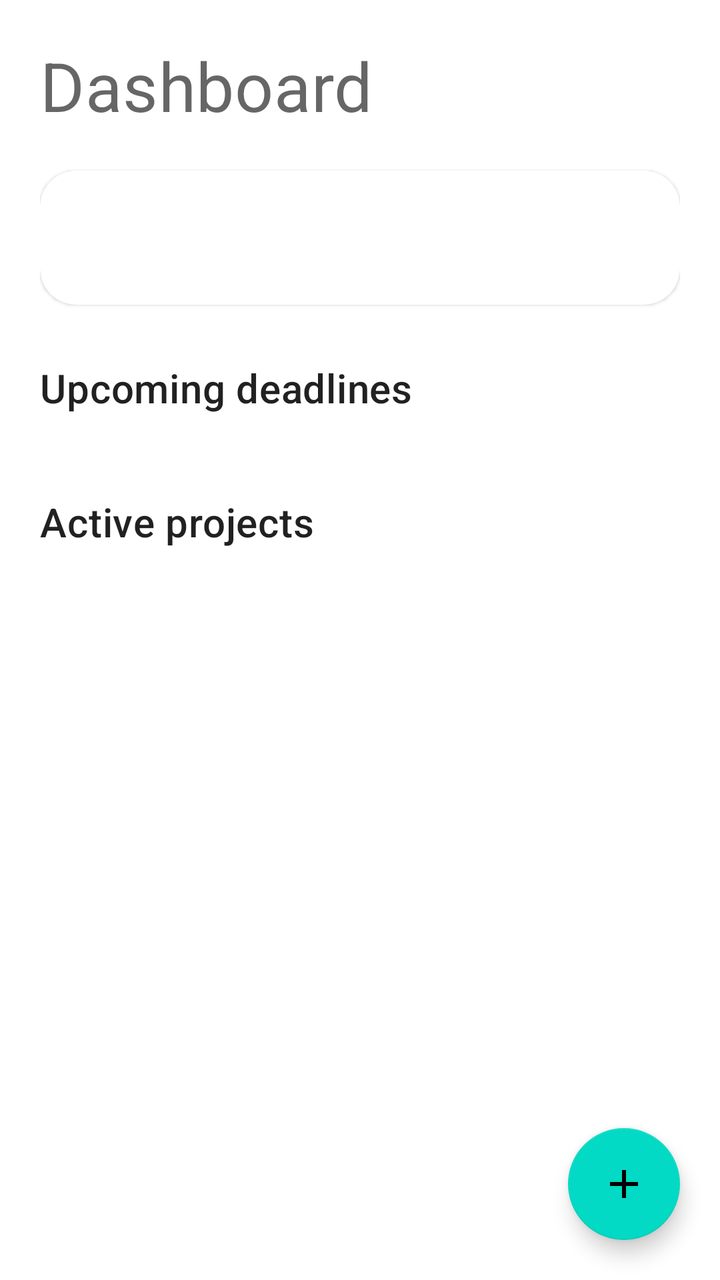
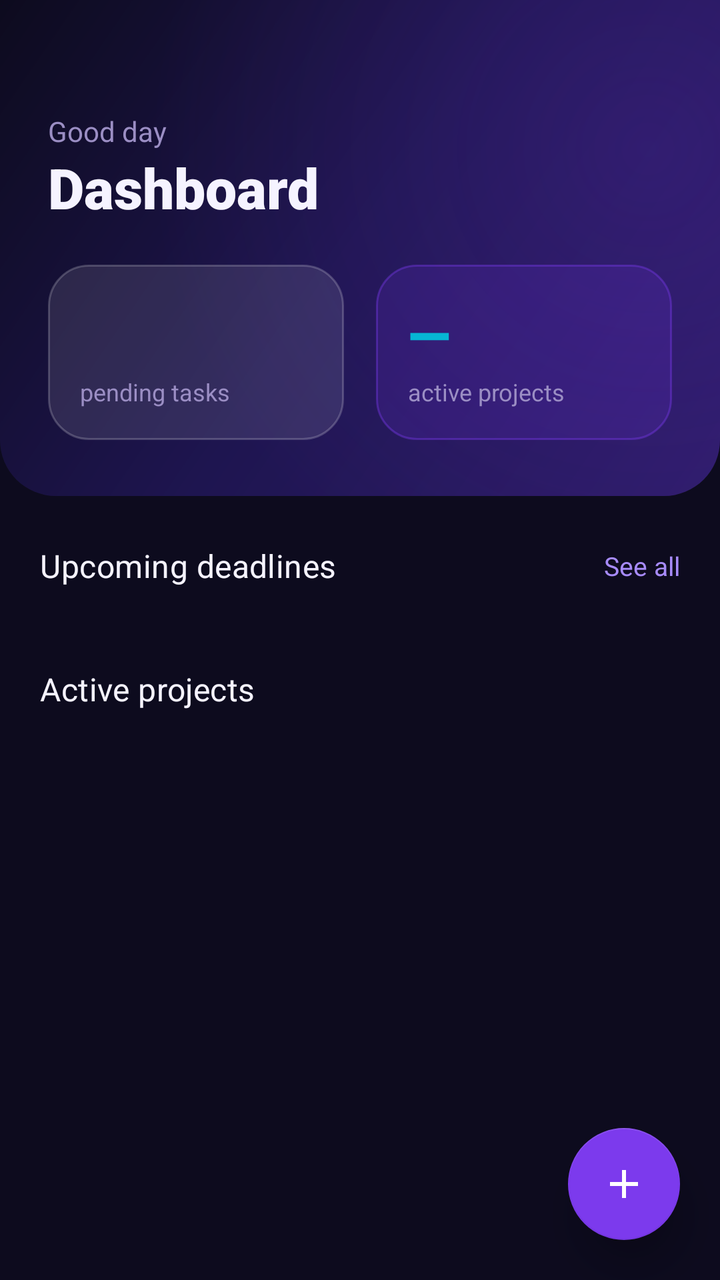

Two renders of the same Android screen: before a commit and after it. Below are the layout's source before the change and the commit's diff.
<!-- AndroidManifest.xml: application theme Theme.HWiXeL -->
<!-- res/layout/fragment_dashboard.xml -->
<?xml version="1.0" encoding="utf-8"?>
<androidx.coordinatorlayout.widget.CoordinatorLayout
    xmlns:android="http://schemas.android.com/apk/res/android"
    xmlns:app="http://schemas.android.com/apk/res-auto"
    android:layout_width="match_parent"
    android:layout_height="match_parent">

    <ScrollView
        android:layout_width="match_parent"
        android:layout_height="match_parent"
        android:fillViewport="true">

        <LinearLayout
            android:layout_width="match_parent"
            android:layout_height="wrap_content"
            android:orientation="vertical"
            android:padding="20dp">

            <TextView
                android:layout_width="match_parent"
                android:layout_height="wrap_content"
                android:text="@string/dashboard_title"
                android:textAppearance="@style/TextAppearance.MaterialComponents.Headline4" />

            <com.google.android.material.card.MaterialCardView
                android:layout_width="match_parent"
                android:layout_height="wrap_content"
                android:layout_marginTop="20dp"
                app:cardCornerRadius="18dp">

                <TextView
                    android:id="@+id/pendingTasksTextView"
                    android:layout_width="match_parent"
                    android:layout_height="wrap_content"
                    android:padding="20dp"
                    android:textAppearance="@style/TextAppearance.MaterialComponents.Headline6" />
            </com.google.android.material.card.MaterialCardView>

            <TextView
                android:layout_width="match_parent"
                android:layout_height="wrap_content"
                android:layout_marginTop="28dp"
                android:text="@string/dashboard_deadlines_title"
                android:textAppearance="@style/TextAppearance.MaterialComponents.Headline6" />

            <androidx.recyclerview.widget.RecyclerView
                android:id="@+id/deadlinesRecyclerView"
                android:layout_width="match_parent"
                android:layout_height="wrap_content"
                android:layout_marginTop="12dp"
                android:nestedScrollingEnabled="false"
                app:layoutManager="androidx.recyclerview.widget.LinearLayoutManager" />

            <TextView
                android:id="@+id/emptyDeadlinesTextView"
                android:layout_width="match_parent"
                android:layout_height="wrap_content"
                android:layout_marginTop="12dp"
                android:text="@string/dashboard_empty_deadlines"
                android:visibility="gone" />

            <TextView
                android:layout_width="match_parent"
                android:layout_height="wrap_content"
                android:layout_marginTop="28dp"
                android:text="@string/dashboard_projects_title"
                android:textAppearance="@style/TextAppearance.MaterialComponents.Headline6" />

            <androidx.recyclerview.widget.RecyclerView
                android:id="@+id/projectsRecyclerView"
                android:layout_width="match_parent"
                android:layout_height="wrap_content"
                android:layout_marginTop="12dp"
                android:nestedScrollingEnabled="false"
                app:layoutManager="androidx.recyclerview.widget.LinearLayoutManager" />

            <TextView
                android:id="@+id/emptyProjectsTextView"
                android:layout_width="match_parent"
                android:layout_height="wrap_content"
                android:layout_marginTop="12dp"
                android:text="@string/dashboard_empty_projects"
                android:visibility="gone" />

            <Space
                android:layout_width="match_parent"
                android:layout_height="88dp" />
        </LinearLayout>
    </ScrollView>

    <com.google.android.material.floatingactionbutton.FloatingActionButton
        android:id="@+id/addProjectFab"
        android:layout_width="wrap_content"
        android:layout_height="wrap_content"
        android:layout_gravity="bottom|end"
        android:layout_margin="20dp"
        android:contentDescription="@string/hub_add_project"
        app:srcCompat="@drawable/ic_add" />

</androidx.coordinatorlayout.widget.CoordinatorLayout>
<!-- resources referenced by this layout -->
<resources>
  <style name="Theme.HWiXeL" parent="Theme.MaterialComponents.DayNight.DarkActionBar">
          
          <item name="colorPrimary">@color/purple_500</item>
          <item name="colorPrimaryVariant">@color/purple_700</item>
          <item name="colorOnPrimary">@color/white</item>
          
          <item name="colorSecondary">@color/teal_200</item>
          <item name="colorSecondaryVariant">@color/teal_700</item>
          <item name="colorOnSecondary">@color/black</item>
          
          <item name="android:statusBarColor">?attr/colorPrimaryVariant</item>
          
      </style>
  <color name="purple_500">#FF6200EE</color>
  <color name="purple_700">#FF3700B3</color>
  <color name="teal_200">#FF03DAC5</color>
  <color name="teal_700">#FF018786</color>
  <color name="black">#FF000000</color>
  <!-- unchanged entries left out for length: 8 -->
</resources>

<!-- the commit's change to res/layout/fragment_dashboard.xml (unified diff, before → after) -->
@@ -8,83 +8,191 @@
     <ScrollView
         android:layout_width="match_parent"
         android:layout_height="match_parent"
-        android:fillViewport="true">
+        android:fillViewport="true"
+        android:overScrollMode="never">
 
         <LinearLayout
             android:layout_width="match_parent"
             android:layout_height="wrap_content"
-            android:orientation="vertical"
-            android:padding="20dp">
-
-            <TextView
+            android:orientation="vertical">
+
+            
+            <LinearLayout
                 android:layout_width="match_parent"
                 android:layout_height="wrap_content"
-                android:text="@string/dashboard_title"
-                android:textAppearance="@style/TextAppearance.MaterialComponents.Headline4" />
-
-            <com.google.android.material.card.MaterialCardView
+                android:background="@drawable/bg_header_gradient"
+                android:orientation="vertical"
+                android:paddingStart="24dp"
+                android:paddingEnd="24dp"
+                android:paddingTop="56dp"
+                android:paddingBottom="28dp">
+
+                <TextView
+                    android:layout_width="match_parent"
+                    android:layout_height="wrap_content"
+                    android:text="@string/dashboard_greeting"
+                    android:textColor="@color/text_secondary"
+                    android:textSize="14sp" />
+
+                <TextView
+                    android:layout_width="match_parent"
+                    android:layout_height="wrap_content"
+                    android:text="@string/dashboard_title"
+                    android:textColor="@color/text_primary"
+                    android:textSize="28sp"
+                    android:fontFamily="sans-serif-black" />
+
+                
+                <LinearLayout
+                    android:layout_width="match_parent"
+                    android:layout_height="wrap_content"
+                    android:layout_marginTop="20dp"
+                    android:orientation="horizontal">
+
+                    
+                    <LinearLayout
+                        android:layout_width="0dp"
+                        android:layout_height="wrap_content"
+                        android:layout_weight="1"
+                        android:layout_marginEnd="8dp"
+                        android:background="@drawable/bg_glass_card"
+                        android:orientation="vertical"
+                        android:padding="16dp">
+
+                        <TextView
+                            android:id="@+id/pendingTasksTextView"
+                            android:layout_width="wrap_content"
+                            android:layout_height="wrap_content"
+                            android:textColor="@color/brand_violet_light"
+                            android:textSize="28sp"
+                            android:fontFamily="sans-serif-black" />
+
+                        <TextView
+                            android:layout_width="wrap_content"
+                            android:layout_height="wrap_content"
+                            android:layout_marginTop="2dp"
+                            android:text="@string/dashboard_pending_label"
+                            android:textColor="@color/text_secondary"
+                            android:textSize="12sp" />
+                    </LinearLayout>
+
+                    
+                    <LinearLayout
+                        android:layout_width="0dp"
+                        android:layout_height="wrap_content"
+                        android:layout_weight="1"
+                        android:layout_marginStart="8dp"
+                        android:background="@drawable/bg_glass_card_primary"
+                        android:orientation="vertical"
+                        android:padding="16dp">
+
+                        <TextView
+                            android:id="@+id/activeProjectsStatTextView"
+                            android:layout_width="wrap_content"
+                            android:layout_height="wrap_content"
+                            android:text="—"
+                            android:textColor="@color/brand_cyan"
+                            android:textSize="28sp"
+                            android:fontFamily="sans-serif-black" />
+
+                        <TextView
+                            android:layout_width="wrap_content"
+                            android:layout_height="wrap_content"
+                            android:layout_marginTop="2dp"
+                            android:text="@string/dashboard_active_label"
+                            android:textColor="@color/text_secondary"
+                            android:textSize="12sp" />
+                    </LinearLayout>
+                </LinearLayout>
+            </LinearLayout>
+
+            
+            <LinearLayout
                 android:layout_width="match_parent"
                 android:layout_height="wrap_content"
-                android:layout_marginTop="20dp"
-                app:cardCornerRadius="18dp">
-
-                <TextView
-                    android:id="@+id/pendingTasksTextView"
-                    android:layout_width="match_parent"
-                    android:layout_height="wrap_content"
-                    android:padding="20dp"
-                    android:textAppearance="@style/TextAppearance.MaterialComponents.Headline6" />
-            </com.google.android.material.card.MaterialCardView>
-
-            <TextView
-                android:layout_width="match_parent"
-                android:layout_height="wrap_content"
-                android:layout_marginTop="28dp"
-                android:text="@string/dashboard_deadlines_title"
-                android:textAppearance="@style/TextAppearance.MaterialComponents.Headline6" />
-
-            <androidx.recyclerview.widget.RecyclerView
-                android:id="@+id/deadlinesRecyclerView"
-                android:layout_width="match_parent"
-                android:layout_height="wrap_content"
-                android:layout_marginTop="12dp"
-                android:nestedScrollingEnabled="false"
-                app:layoutManager="androidx.recyclerview.widget.LinearLayoutManager" />
-
-            <TextView
-                android:id="@+id/emptyDeadlinesTextView"
-                android:layout_width="match_parent"
-                android:layout_height="wrap_content"
-                android:layout_marginTop="12dp"
-                android:text="@string/dashboard_empty_deadlines"
-                android:visibility="gone" />
-
-            <TextView
-                android:layout_width="match_parent"
-                android:layout_height="wrap_content"
-                android:layout_marginTop="28dp"
-                android:text="@string/dashboard_projects_title"
-                android:textAppearance="@style/TextAppearance.MaterialComponents.Headline6" />
-
-            <androidx.recyclerview.widget.RecyclerView
-                android:id="@+id/projectsRecyclerView"
-                android:layout_width="match_parent"
-                android:layout_height="wrap_content"
-                android:layout_marginTop="12dp"
-                android:nestedScrollingEnabled="false"
-                app:layoutManager="androidx.recyclerview.widget.LinearLayoutManager" />
-
-            <TextView
-                android:id="@+id/emptyProjectsTextView"
-                android:layout_width="match_parent"
-                android:layout_height="wrap_content"
-                android:layout_marginTop="12dp"
-                android:text="@string/dashboard_empty_projects"
-                android:visibility="gone" />
-
-            <Space
-                android:layout_width="match_parent"
-                android:layout_height="88dp" />
+                android:orientation="vertical"
+                android:paddingHorizontal="20dp"
+                android:paddingTop="24dp">
+
+                
+                <LinearLayout
+                    android:layout_width="match_parent"
+                    android:layout_height="wrap_content"
+                    android:gravity="center_vertical"
+                    android:orientation="horizontal">
+
+                    <TextView
+                        android:layout_width="0dp"
+                        android:layout_height="wrap_content"
+                        android:layout_weight="1"
+                        android:text="@string/dashboard_deadlines_title"
+                        style="@style/TextAppearance.HWiXeL.SectionHeader" />
+
+                    <TextView
+                        android:layout_width="wrap_content"
+                        android:layout_height="wrap_content"
+                        android:text="@string/dashboard_see_all"
+                        android:textColor="@color/brand_violet_light"
+                        android:textSize="13sp" />
+                </LinearLayout>
+
+                <androidx.recyclerview.widget.RecyclerView
+                    android:id="@+id/deadlinesRecyclerView"
+                    android:layout_width="match_parent"
+                    android:layout_height="wrap_content"
+                    android:layout_marginTop="12dp"
+                    android:nestedScrollingEnabled="false"
+                    android:orientation="horizontal"
+                    app:layoutManager="androidx.recyclerview.widget.LinearLayoutManager" />
+
+                <TextView
+                    android:id="@+id/emptyDeadlinesTextView"
+                    android:layout_width="match_parent"
+                    android:layout_height="wrap_content"
+                    android:layout_marginTop="8dp"
+                    android:text="@string/dashboard_empty_deadlines"
+                    android:textColor="@color/text_hint"
+                    android:textSize="14sp"
+                    android:visibility="gone" />
+
+                
+                <LinearLayout
+                    android:layout_width="match_parent"
+                    android:layout_height="wrap_content"
+                    android:layout_marginTop="28dp"
+                    android:gravity="center_vertical"
+                    android:orientation="horizontal">
+
+                    <TextView
+                        android:layout_width="0dp"
+                        android:layout_height="wrap_content"
+                        android:layout_weight="1"
+                        android:text="@string/dashboard_projects_title"
+                        style="@style/TextAppearance.HWiXeL.SectionHeader" />
+                </LinearLayout>
+
+                <androidx.recyclerview.widget.RecyclerView
+                    android:id="@+id/projectsRecyclerView"
+                    android:layout_width="match_parent"
+                    android:layout_height="wrap_content"
+                    android:layout_marginTop="12dp"
+                    android:nestedScrollingEnabled="false"
+                    app:layoutManager="androidx.recyclerview.widget.LinearLayoutManager" />
+
+                <TextView
+                    android:id="@+id/emptyProjectsTextView"
+                    android:layout_width="match_parent"
+                    android:layout_height="wrap_content"
+                    android:layout_marginTop="8dp"
+                    android:text="@string/dashboard_empty_projects"
+                    android:textColor="@color/text_hint"
+                    android:textSize="14sp"
+                    android:visibility="gone" />
+
+                <Space
+                    android:layout_width="match_parent"
+                    android:layout_height="96dp" />
+            </LinearLayout>
         </LinearLayout>
     </ScrollView>
 
@@ -95,6 +203,8 @@
         android:layout_gravity="bottom|end"
         android:layout_margin="20dp"
         android:contentDescription="@string/hub_add_project"
+        app:backgroundTint="@color/brand_violet"
+        app:tint="@color/white"
         app:srcCompat="@drawable/ic_add" />
 
 </androidx.coordinatorlayout.widget.CoordinatorLayout>
<!-- resource entries referenced after the edit -->
@@ -1,23 +1,162 @@
 <!-- resources referenced by this layout -->
 <resources>
-  <style name="Theme.HWiXeL" parent="Theme.MaterialComponents.DayNight.DarkActionBar">
+  <color name="brand_cyan">#06B6D4</color>
+  <color name="brand_violet">#7C3AED</color>
+  <color name="brand_violet_light">#A78BFA</color>
+  <color name="text_hint">#5C5380</color>
+  <color name="text_primary">#F5F3FF</color>
+  <color name="text_secondary">#9B8EC4</color>
+  <!-- drawable bg_glass_card (drawable) -->
+  <?xml version="1.0" encoding="utf-8"?>
+  <shape xmlns:android="http://schemas.android.com/apk/res/android"
+      android:shape="rectangle">
+      <solid android:color="#1AFFFFFF" />
+      <stroke android:width="1dp" android:color="#33FFFFFF" />
+      <corners android:radius="20dp" />
+  </shape>
+  <!-- drawable bg_glass_card_primary (drawable) -->
+  <?xml version="1.0" encoding="utf-8"?>
+  <shape xmlns:android="http://schemas.android.com/apk/res/android"
+      android:shape="rectangle">
+      <solid android:color="#267C3AED" />
+      <stroke android:width="1dp" android:color="#667C3AED" />
+      <corners android:radius="20dp" />
+  </shape>
+  <!-- drawable bg_header_gradient (drawable) -->
+  <?xml version="1.0" encoding="utf-8"?>
+  <layer-list xmlns:android="http://schemas.android.com/apk/res/android">
+      <item>
+          <shape android:shape="rectangle">
+              <gradient
+                  android:angle="135"
+                  android:startColor="#2D1B69"
+                  android:centerColor="#1E1550"
+                  android:endColor="#0D0B1E"
+                  android:type="linear" />
+              <corners
+                  android:bottomLeftRadius="28dp"
+                  android:bottomRightRadius="28dp" />
+          </shape>
+      </item>
+      
+      <item>
+          <shape android:shape="rectangle">
+              <gradient
+                  android:type="radial"
+                  android:gradientRadius="250dp"
+                  android:centerX="0.9"
+                  android:centerY="0.3"
+                  android:startColor="#267C3AED"
+                  android:endColor="#00000000" />
+              <corners
+                  android:bottomLeftRadius="28dp"
+                  android:bottomRightRadius="28dp" />
+          </shape>
+      </item>
+  </layer-list>
+  <string name="dashboard_active_label">active projects</string>
+  <string name="dashboard_greeting">Good day</string>
+  <string name="dashboard_pending_label">pending tasks</string>
+  <string name="dashboard_see_all">See all</string>
+  <style name="TextAppearance.HWiXeL.SectionHeader" parent="TextAppearance.MaterialComponents.Subtitle1">
+          <item name="android:textColor">@color/text_primary</item>
+          <item name="android:textSize">16sp</item>
+          <item name="android:fontFamily">sans-serif-medium</item>
+          <item name="android:letterSpacing">0.01</item>
+      </style>
+  <style name="Theme.HWiXeL" parent="Theme.MaterialComponents.DayNight.NoActionBar">
           
-          <item name="colorPrimary">@color/purple_500</item>
-          <item name="colorPrimaryVariant">@color/purple_700</item>
-          <item name="colorOnPrimary">@color/white</item>
+          <item name="colorPrimary">@color/brand_violet</item>
+          <item name="colorPrimaryVariant">@color/brand_violet_dark</item>
+          <item name="colorOnPrimary">@color/text_on_primary</item>
+          <item name="colorPrimaryContainer">@color/brand_violet_container</item>
+          <item name="colorOnPrimaryContainer">@color/brand_violet_light</item>
+  
           
-          <item name="colorSecondary">@color/teal_200</item>
-          <item name="colorSecondaryVariant">@color/teal_700</item>
-          <item name="colorOnSecondary">@color/black</item>
+          <item name="colorSecondary">@color/brand_cyan</item>
+          <item name="colorSecondaryVariant">@color/brand_cyan_light</item>
+          <item name="colorOnSecondary">@color/bg_dark</item>
+  
           
-          <item name="android:statusBarColor">?attr/colorPrimaryVariant</item>
+          <item name="android:colorBackground">@color/bg_dark</item>
+          <item name="colorSurface">@color/bg_surface</item>
+          <item name="colorOnSurface">@color/text_primary</item>
+          <item name="colorOnSurfaceVariant">@color/text_secondary</item>
+          <item name="colorSurfaceVariant">@color/bg_surface_2</item>
+  
           
+          <item name="colorError">@color/brand_rose</item>
+          <item name="colorOnError">@color/text_on_primary</item>
+  
+          
+          <item name="android:statusBarColor">@android:color/transparent</item>
+          <item name="android:windowDrawsSystemBarBackgrounds">true</item>
+          <item name="android:windowLightStatusBar" tools:targetApi="23">false</item>
+  
+          
+          <item name="android:windowBackground">@color/bg_dark</item>
+  
+          
+          <item name="shapeAppearanceMediumComponent">@style/ShapeAppearance.HWiXeL.MediumComponent</item>
+          <item name="shapeAppearanceLargeComponent">@style/ShapeAppearance.HWiXeL.LargeComponent</item>
+  
+          
+          <item name="bottomNavigationStyle">@style/Widget.HWiXeL.BottomNavigationView</item>
+  
+          
+          <item name="textInputStyle">@style/Widget.HWiXeL.TextInputLayout</item>
+  
+          
+          <item name="floatingActionButtonStyle">@style/Widget.HWiXeL.FloatingActionButton</item>
       </style>
-  <color name="purple_500">#FF6200EE</color>
-  <color name="purple_700">#FF3700B3</color>
-  <color name="teal_200">#FF03DAC5</color>
-  <color name="teal_700">#FF018786</color>
-  <color name="black">#FF000000</color>
+  <color name="brand_violet_dark">#5B21B6</color>
+  <color name="text_on_primary">#FFFFFF</color>
+  <color name="brand_violet_container">#2D1B69</color>
+  <color name="brand_cyan_light">#67E8F9</color>
+  <color name="bg_dark">#0D0B1E</color>
+  <color name="bg_surface">#1A1630</color>
+  <color name="bg_surface_2">#231E3D</color>
+  <color name="brand_rose">#F43F5E</color>
+  <style name="ShapeAppearance.HWiXeL.MediumComponent" parent="ShapeAppearance.MaterialComponents.MediumComponent">
+          <item name="cornerSize">16dp</item>
+      </style>
+  <style name="ShapeAppearance.HWiXeL.LargeComponent" parent="ShapeAppearance.MaterialComponents.LargeComponent">
+          <item name="cornerSize">24dp</item>
+      </style>
+  <style name="Widget.HWiXeL.BottomNavigationView" parent="Widget.MaterialComponents.BottomNavigationView">
+          <item name="android:background">@drawable/bg_bottom_nav</item>
+          <item name="itemIconTint">@color/nav_item_color</item>
+          <item name="itemTextColor">@color/nav_item_color</item>
+          <item name="labelVisibilityMode">labeled</item>
+      </style>
+  <style name="Widget.HWiXeL.TextInputLayout" parent="Widget.MaterialComponents.TextInputLayout.OutlinedBox">
+          <item name="boxBackgroundColor">@color/glass_fill</item>
+          <item name="boxStrokeColor">@color/glass_border_strong</item>
+          <item name="boxStrokeWidth">1dp</item>
+          <item name="boxCornerRadiusTopStart">14dp</item>
+          <item name="boxCornerRadiusTopEnd">14dp</item>
+          <item name="boxCornerRadiusBottomStart">14dp</item>
+          <item name="boxCornerRadiusBottomEnd">14dp</item>
+          <item name="hintTextColor">@color/text_secondary</item>
+          <item name="android:textColorHint">@color/text_hint</item>
+      </style>
+  <style name="Widget.HWiXeL.FloatingActionButton" parent="Widget.MaterialComponents.FloatingActionButton">
+          <item name="backgroundTint">@color/brand_violet</item>
+          <item name="tint">@color/white</item>
+          <item name="elevation">12dp</item>
+      </style>
+  <!-- drawable bg_bottom_nav (drawable) -->
+  <?xml version="1.0" encoding="utf-8"?>
+  <shape xmlns:android="http://schemas.android.com/apk/res/android"
+      android:shape="rectangle">
+      <solid android:color="#CC1A1630" />
+      <stroke android:width="1dp" android:color="#33FFFFFF" />
+      <corners
+          android:topLeftRadius="24dp"
+          android:topRightRadius="24dp" />
+  </shape>
+  <color name="glass_fill">#1AFFFFFF</color>
+  <color name="glass_border_strong">#66FFFFFF</color>
   <!-- unchanged entries left out for length: 8 -->
 </resources>
 
